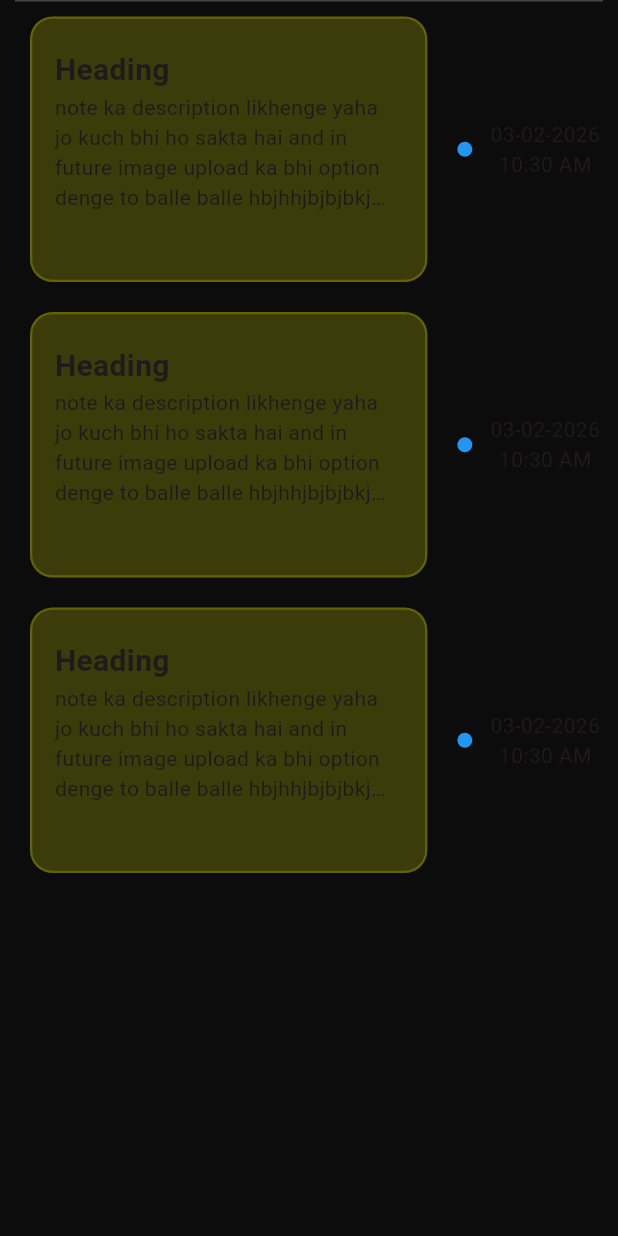
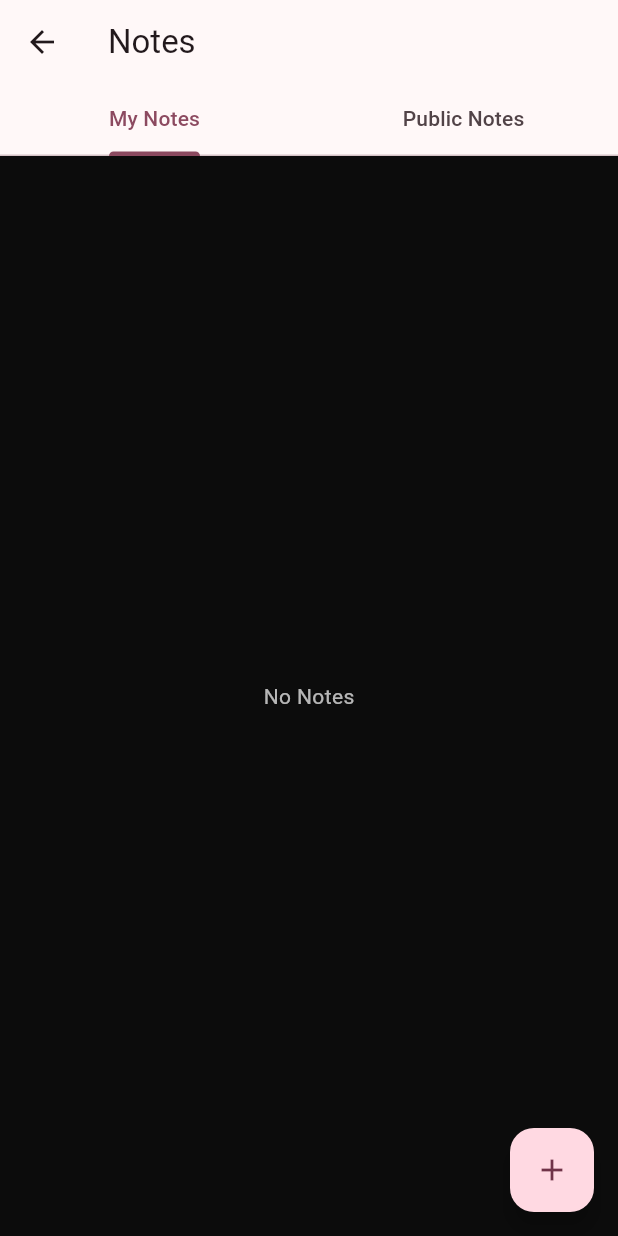
Before and after one commit to ItxPriyanshu/AllProjects, a Flutter app: the NoteScreen screen opened directly, on a phone screen of 412 x 824 dp. Run offline on Flutter 3.47's test engine with Material 3 defaults, Android fonts, the phone set to English and light mode, and no system bars; our stand-ins replace awesome_snackbar_content, carousel_slider, fl_chart, flutter_dotenv, flutter_riverpod, flutter_screenutil and 11 more; accounts and stored records are empty.

Commit message:
note screen ui done

```diff
--- /dev/null
+++ b/dropnote/lib/data/note_data.dart
@@ -0,0 +1,18 @@
+import 'package:dropnote/models/note_model.dart';
+
+List<Note> dummyNotes = [
+  Note(
+    id: '1',
+    title: 'Private Note',
+    description: 'This is my private note',
+    isPublic: false,
+    createdAt: DateTime.now(),
+  ),
+  Note(
+    id: '2',
+    title: 'Public Note',
+    description: 'Anyone can see this note',
+    isPublic: true,
+    createdAt: DateTime.now(),
+  ),
+];
--- a/dropnote/lib/features/homescreen/components/function_container_01.dart
+++ b/dropnote/lib/features/homescreen/components/function_container_01.dart
@@ -4,7 +4,7 @@ import 'package:flutter/material.dart';
 import 'package:flutter_screenutil/flutter_screenutil.dart';
 import 'package:google_fonts/google_fonts.dart';
 
-import 'package:dropnote/features/noteScreen/note_screen.dart';
+import 'package:dropnote/features/NoteScreen/note_screen.dart';
 
 class FunctionContainer01 extends StatelessWidget {
   final IconData icon;
--- a/dropnote/lib/features/homescreen/components/function_container_02.dart
+++ b/dropnote/lib/features/homescreen/components/function_container_02.dart
@@ -11,6 +11,7 @@ class FunctionContainer02 extends StatelessWidget {
   final String subtitle;
   final Widget widget;
   final Color tilecolor;
+  final Color tilecolor2;
   final Widget? NavigateTo;
   const FunctionContainer02({
     Key? key,
@@ -20,6 +21,7 @@ class FunctionContainer02 extends StatelessWidget {
     required this.subtitle,
     required this.widget,
     this.tilecolor = const Color.fromARGB(255, 43, 84, 56),
+     this.tilecolor2=const Color(0xFF111212),
     this.NavigateTo = null,
   }) : super(key: key);
 
@@ -61,7 +63,7 @@ class FunctionContainer02 extends StatelessWidget {
             borderRadius: BorderRadius.circular(16),
             // color: Color.fromARGB(80, 62, 86, 76),
             gradient: LinearGradient(
-              colors: [const Color(0xFF111212), tilecolor],
+              colors: [tilecolor2, tilecolor],
               begin: Alignment.topLeft,
               end: Alignment.bottomRight,
             ),
--- a/dropnote/lib/features/noteScreen/note_screen.dart
+++ b/dropnote/lib/features/noteScreen/note_screen.dart
@@ -1,82 +1,94 @@
+import 'package:dropnote/data/note_data.dart';
+import 'package:dropnote/features/NoteScreen/create_note.dart';
 import 'package:dropnote/features/landingscreen/components/carousel_slider.dart';
-import 'package:dropnote/features/noteScreen/components/note_card.dart';
-import 'package:dropnote/features/noteScreen/components/random_color.dart';
+import 'package:dropnote/features/NoteScreen/components/note_card.dart';
+import 'package:dropnote/features/NoteScreen/components/random_color.dart';
+import 'package:dropnote/models/note_model.dart';
+import 'package:dropnote/providers/notes_provider.dart';
 import 'package:flutter/material.dart';
+import 'package:flutter_riverpod/flutter_riverpod.dart';
 import 'package:google_fonts/google_fonts.dart';
 import 'package:intl/intl.dart';
 
-class NoteScreen extends StatefulWidget {
+class NoteScreen extends ConsumerStatefulWidget {
   const NoteScreen({super.key});
 
   @override
-  State<NoteScreen> createState() => _NoteScreenState();
+  ConsumerState<NoteScreen> createState() => _NoteScreenState();
 }
 
-class _NoteScreenState extends State<NoteScreen> {
+class _NoteScreenState extends ConsumerState<NoteScreen>
+    with SingleTickerProviderStateMixin {
+  late TabController _tabController;
+  List<Note> notes = [...dummyNotes];
+
+  @override
+  void initState() {
+    super.initState();
+    _tabController = TabController(length: 2, vsync: this);
+  }
+
+  @override
+  void dispose() {
+    _tabController.dispose();
+    super.dispose();
+  }
 
   @override
   Widget build(BuildContext context) {
+    // watcher/observer/listener//
+    final notes = ref.watch(noteProvider);
+
+    final myNotes = notes.where((n) => !n.isPublic).toList();
+    final PublicNotes = notes.where((n) => n.isPublic).toList();
+
     DateTime current_date_time = DateTime.now();
-  String fromatteddate= DateFormat('dd-MM-yyyy').format(current_date_time);
+    String fromatteddate = DateFormat('dd-MM-yyyy').format(current_date_time);
     String formattedtime = DateFormat('HH:mm a').format(current_date_time);
     return Scaffold(
       backgroundColor: const Color.fromARGB(255, 12, 12, 12),
-
-      body: Column(
-        children: [
-
-          //**top part**//
-
-          // MyCarouselSlider(),
-          //  Text('Features',style:GoogleFonts.firaSansCondensed(fontSize: 15,fontWeight: FontWeight.bold),),
-          // SizedBox(height: 10),
-
-          //line below carousel slider
-          Padding(
-            padding: const EdgeInsets.only(left: 10, right: 10),
-            child: Container(color: Colors.grey.withAlpha(100), height: 1),
-          ),
-
-          //**mid part**//
-          Expanded(
-            child: ListView.builder(
-              itemCount: 3,
-              itemBuilder: (context, index) {
-                return Row(
-                  children: [
-                    Expanded(
-                      child: NoteCard(
-                        headerText: 'Heading',
-                        descriptionText:
-                            'note ka description likhenge yaha jo kuch bhi ho sakta hai and in future image upload ka bhi option denge to balle balle hbjhhjbjbjbkjbbjbhbbjkbjbbjkbjkbbjbbjbbbhhkbkbbbkhhhhjkbhkjhbjkbhbkbkjhbbbbbbhbbbjbhbjbjbbjbjhbjkbj',
-                        color: getRandomColor().withAlpha(50),
-                      ),
-                    ),
-                    Container(
-                      height: 10,
-                      width: 10,
-                      decoration: BoxDecoration(
-                        color: Colors.blue,
-                        shape: BoxShape.circle,
-                      ),
-                      // child: MyCarouselSlider(),
-                    ),
-                     Padding(
-                      padding: EdgeInsets.all(12.0),
-                      child: Column(
-                        children: [
-                          Text(fromatteddate),
-                          Text(formattedtime),
+      appBar: AppBar(
+        title: Text('Notes', style: GoogleFonts.firaSansCondensed()),
+        bottom: TabBar(
+          controller: _tabController,
+          tabs: const [
+            Tab(text: 'My Notes'),
+            Tab(text: 'Public Notes'),
           ],
         ),
       ),
-                  ],
+      floatingActionButton: FloatingActionButton(
+        onPressed: () {
+          Navigator.push(
+            context,
+            MaterialPageRoute(builder: (context) => const CreateNote()),
           );
         },
+        child: Icon(Icons.add),
       ),
-          ),
-        ],
+      body: TabBarView(
+        controller: _tabController,
+        children: [buildList(myNotes), buildList(PublicNotes)],
       ),
     );
   }
 }
+
+Widget buildList(List<Note> list) {
+  if (list.isEmpty) {
+    return const Center(
+      child: Text('No Notes', style: TextStyle(color: Colors.white70)),
+    );
+  }
+  return ListView.builder(
+    itemCount: list.length,
+    itemBuilder: (context, index) {
+      final note = list[index];
+      return NoteCard(
+        headerText: note.title,
+        descriptionText: note.description,
+        color: getRandomColor().withAlpha(60),
+      );
+    },
+  );
+}
--- /dev/null
+++ b/dropnote/lib/models/note_model.dart
@@ -0,0 +1,14 @@
+class Note {
+  final String id;
+  final String title;
+  final String description;
+  final bool isPublic;
+  final DateTime createdAt;
+  Note({
+    required this.id,
+    required this.title,
+    required this.description,
+    required this.isPublic,
+    required this.createdAt,
+  });
+}
--- a/dropnote/pubspec.yaml
+++ b/dropnote/pubspec.yaml
@@ -49,6 +49,8 @@ dependencies:
   flutter_dotenv: ^6.0.0
   flutter_riverpod: ^3.2.0
   fl_chart: ^1.1.1
+  uuid: ^4.5.2
+
 
 
 
```
Also changed, not shown: dropnote/lib/features/noteScreen/create_note.dart (added, +74 -0 lines), dropnote/lib/providers/notes_provider.dart (added, +31 -0 lines), dropnote/pubspec.lock. Lines whose indentation alone changed are shown as unchanged.
